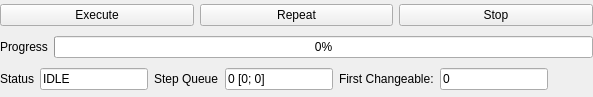
Old version of the form vigir_footstep_planning_lib/resource/execute_step_plan.ui in the repository team-vigir/vigir_footstep_planning_basics.
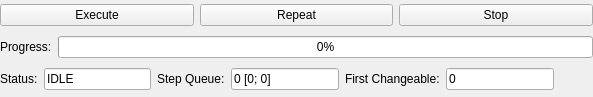
New version of the form.

Commit message: updated execute step plan ui

Patch:
```diff
--- a/vigir_footstep_planning_lib/resource/execute_step_plan.ui
+++ b/vigir_footstep_planning_lib/resource/execute_step_plan.ui
@@ -47,7 +47,7 @@
      <item>
       <widget class="QLabel" name="progressLabel">
        <property name="text">
-        <string>Progress</string>
+        <string>Progress:</string>
        </property>
       </widget>
      </item>
@@ -65,7 +65,7 @@
      <item>
       <widget class="QLabel" name="statusLabel">
        <property name="text">
-        <string>Status</string>
+        <string>Status:</string>
        </property>
       </widget>
      </item>
@@ -88,7 +88,7 @@
      <item>
       <widget class="QLabel" name="stepQueueLabel">
        <property name="text">
-        <string>Step Queue</string>
+        <string>Step Queue:</string>
        </property>
       </widget>
      </item>
```
